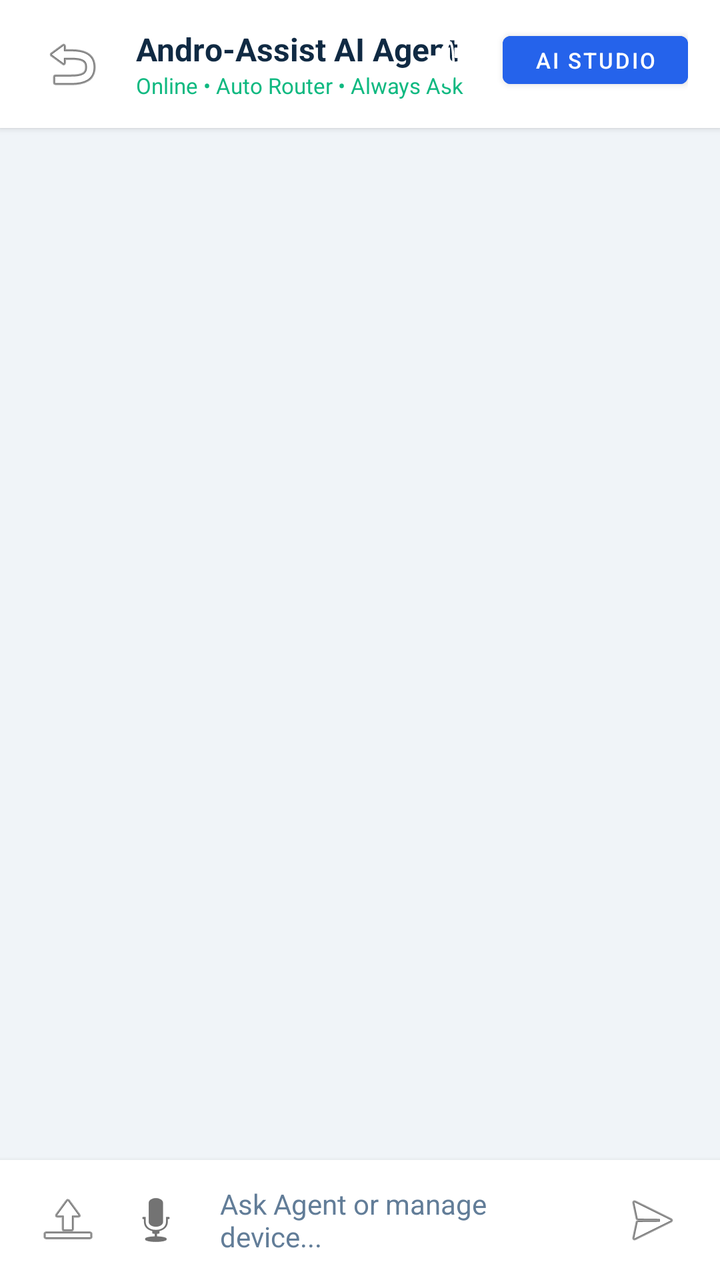
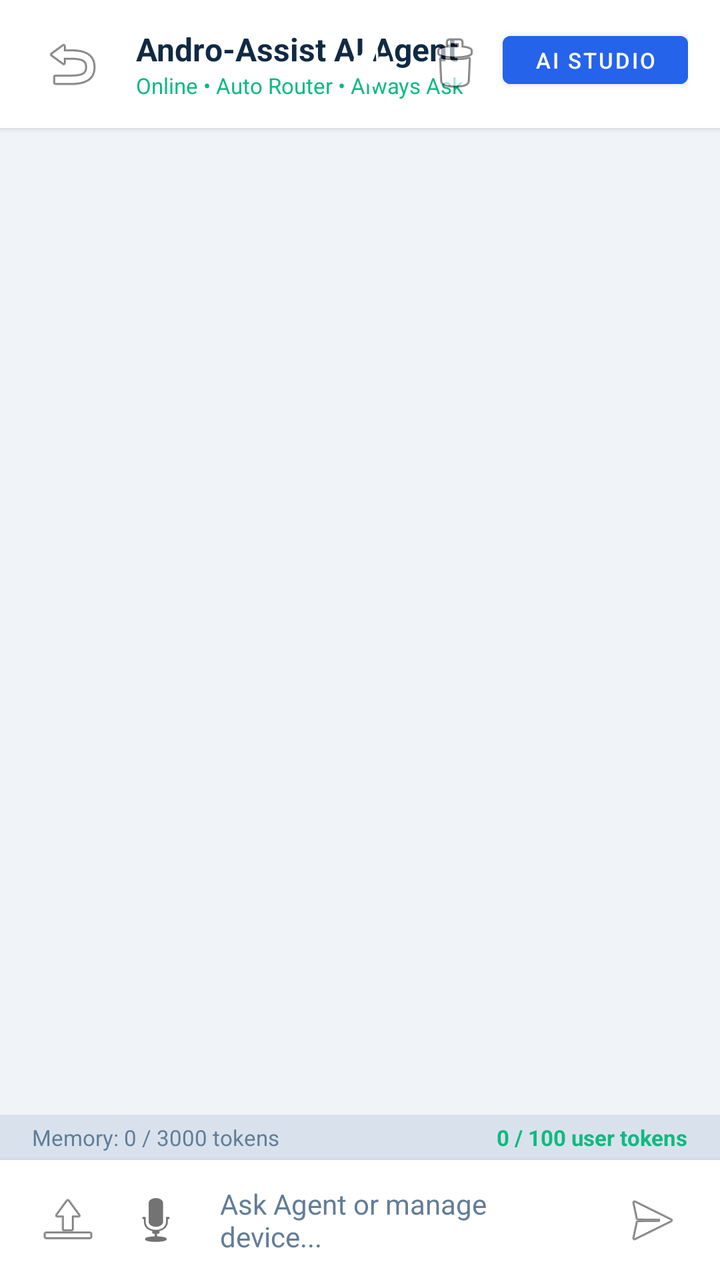

Two renders of the same Android screen: before a commit and after it. Below are the layout's source before the change and the commit's diff.
<!-- AndroidManifest.xml: application theme Theme.AndroAssist -->
<!-- res/layout/activity_chat.xml -->
<?xml version="1.0" encoding="utf-8"?>
<LinearLayout xmlns:android="http://schemas.android.com/apk/res/android"
    xmlns:app="http://schemas.android.com/apk/res-auto"
    android:layout_width="match_parent"
    android:layout_height="match_parent"
    android:orientation="vertical"
    android:background="@color/bg_canvas">

    
    <RelativeLayout
        android:layout_width="match_parent"
        android:layout_height="64dp"
        android:paddingStart="16dp"
        android:paddingEnd="16dp"
        android:background="@color/surface_card"
        android:elevation="2dp">

        <ImageButton
            android:id="@+id/btnBack"
            android:layout_width="40dp"
            android:layout_height="40dp"
            android:layout_centerVertical="true"
            android:background="?attr/selectableItemBackgroundBorderless"
            android:src="@android:drawable/ic_menu_revert"
            android:contentDescription="Back" />

        <LinearLayout
            android:layout_width="wrap_content"
            android:layout_height="wrap_content"
            android:layout_toEndOf="@id/btnBack"
            android:layout_centerVertical="true"
            android:layout_marginStart="12dp"
            android:orientation="vertical">

            <TextView
                android:layout_width="wrap_content"
                android:layout_height="wrap_content"
                android:text="Andro-Assist AI Agent"
                android:textColor="@color/text_primary"
                android:textSize="16sp"
                android:textStyle="bold" />

            <TextView
                android:id="@+id/tvAgentSubStatus"
                android:layout_width="wrap_content"
                android:layout_height="wrap_content"
                android:text="Online • Auto Router • Always Ask"
                android:textColor="@color/accent_emerald"
                android:textSize="11sp" />
        </LinearLayout>

        
        <LinearLayout
            android:layout_width="wrap_content"
            android:layout_height="wrap_content"
            android:layout_alignParentEnd="true"
            android:layout_centerVertical="true"
            android:orientation="horizontal">

            <ImageButton
                android:id="@+id/btnTtsToggle"
                android:layout_width="40dp"
                android:layout_height="40dp"
                android:background="?attr/selectableItemBackgroundBorderless"
                android:src="@android:drawable/ic_lock_silent_mode_off"
                android:contentDescription="Toggle Voice Output" />

            <Button
                android:id="@+id/btnOpenIntegrateTab"
                android:layout_width="wrap_content"
                android:layout_height="36dp"
                android:text="AI Studio"
                android:textSize="11sp"
                android:backgroundTint="@color/accent_blue"
                android:textColor="#FFFFFF"
                android:layout_marginStart="6dp" />
        </LinearLayout>
    </RelativeLayout>

    
    <androidx.recyclerview.widget.RecyclerView
        android:id="@+id/recyclerChat"
        android:layout_width="match_parent"
        android:layout_height="0dp"
        android:layout_weight="1"
        android:paddingTop="8dp"
        android:paddingBottom="8dp"
        android:clipToPadding="false" />

    
    <RelativeLayout
        android:id="@+id/layoutAttachmentPreview"
        android:layout_width="match_parent"
        android:layout_height="wrap_content"
        android:background="@color/surface_card_stroke"
        android:paddingStart="16dp"
        android:paddingEnd="16dp"
        android:paddingTop="6dp"
        android:paddingBottom="6dp"
        android:visibility="gone">

        <TextView
            android:id="@+id/tvAttachmentName"
            android:layout_width="wrap_content"
            android:layout_height="wrap_content"
            android:layout_alignParentStart="true"
            android:layout_centerVertical="true"
            android:text="📎 Attached file"
            android:textColor="@color/text_primary"
            android:textSize="12sp" />

        <ImageButton
            android:id="@+id/btnClearAttachment"
            android:layout_width="32dp"
            android:layout_height="32dp"
            android:layout_alignParentEnd="true"
            android:layout_centerVertical="true"
            android:background="?attr/selectableItemBackgroundBorderless"
            android:src="@android:drawable/ic_menu_close_clear_cancel"
            android:contentDescription="Clear attachment" />
    </RelativeLayout>

    
    <LinearLayout
        android:layout_width="match_parent"
        android:layout_height="wrap_content"
        android:background="@color/surface_card"
        android:orientation="horizontal"
        android:gravity="center_vertical"
        android:paddingStart="12dp"
        android:paddingEnd="12dp"
        android:paddingTop="8dp"
        android:paddingBottom="8dp"
        android:elevation="4dp">

        
        <ImageButton
            android:id="@+id/btnAttachMedia"
            android:layout_width="44dp"
            android:layout_height="44dp"
            android:background="?attr/selectableItemBackgroundBorderless"
            android:src="@android:drawable/ic_menu_upload"
            android:contentDescription="Attach file or media" />

        
        <ImageButton
            android:id="@+id/btnVoiceInput"
            android:layout_width="44dp"
            android:layout_height="44dp"
            android:background="?attr/selectableItemBackgroundBorderless"
            android:src="@android:drawable/ic_btn_speak_now"
            android:contentDescription="Voice Input" />

        
        <EditText
            android:id="@+id/etMessageInput"
            android:layout_width="0dp"
            android:layout_height="wrap_content"
            android:layout_weight="1"
            android:minHeight="44dp"
            android:maxHeight="120dp"
            android:hint="Ask Agent or manage device..."
            android:textColorHint="@color/text_secondary"
            android:textColor="@color/text_primary"
            android:background="@null"
            android:paddingStart="10dp"
            android:paddingEnd="10dp"
            android:textSize="14sp"
            android:inputType="textMultiLine|textCapSentences" />

        
        <ImageButton
            android:id="@+id/btnSendMessage"
            android:layout_width="44dp"
            android:layout_height="44dp"
            android:background="?attr/selectableItemBackgroundBorderless"
            android:src="@android:drawable/ic_menu_send"
            android:contentDescription="Send Message" />
    </LinearLayout>

</LinearLayout>
<!-- resources referenced by this layout -->
<resources>
  <color name="accent_blue">#2563EB</color>
  <color name="accent_emerald">#10B981</color>
  <color name="bg_canvas">#F0F4F8</color>
  <color name="surface_card">#FFFFFF</color>
  <color name="surface_card_stroke">#D9E2EC</color>
  <color name="text_primary">#102A43</color>
  <color name="text_secondary">#627D98</color>
  <style name="Theme.AndroAssist" parent="Theme.MaterialComponents.DayNight.NoActionBar">
          <item name="colorPrimary">@color/accent_blue</item>
          <item name="colorPrimaryVariant">#1D4ED8</item>
          <item name="colorOnPrimary">#FFFFFF</item>
          <item name="colorSecondary">@color/accent_emerald</item>
          <item name="colorOnSecondary">#FFFFFF</item>
          <item name="android:colorBackground">@color/bg_canvas</item>
          <item name="android:statusBarColor">#D9E2EC</item>
          <item name="android:windowLightStatusBar">true</item>
      </style>
</resources>

<!-- the commit's change to res/layout/activity_chat.xml (unified diff, before → after) -->
@@ -65,6 +65,14 @@
                 android:src="@android:drawable/ic_lock_silent_mode_off"
                 android:contentDescription="Toggle Voice Output" />
 
+            <ImageButton
+                android:id="@+id/btnClearThread"
+                android:layout_width="40dp"
+                android:layout_height="40dp"
+                android:background="?attr/selectableItemBackgroundBorderless"
+                android:src="@android:drawable/ic_menu_delete"
+                android:contentDescription="Clear Memory Thread" />
+
             <Button
                 android:id="@+id/btnOpenIntegrateTab"
                 android:layout_width="wrap_content"
@@ -73,7 +81,7 @@
                 android:textSize="11sp"
                 android:backgroundTint="@color/accent_blue"
                 android:textColor="#FFFFFF"
-                android:layout_marginStart="6dp" />
+                android:layout_marginStart="4dp" />
         </LinearLayout>
     </RelativeLayout>
 
@@ -119,6 +127,36 @@
             android:src="@android:drawable/ic_menu_close_clear_cancel"
             android:contentDescription="Clear attachment" />
     </RelativeLayout>
+
+    
+    <LinearLayout
+        android:layout_width="match_parent"
+        android:layout_height="wrap_content"
+        android:orientation="horizontal"
+        android:paddingStart="16dp"
+        android:paddingEnd="16dp"
+        android:paddingTop="4dp"
+        android:paddingBottom="4dp"
+        android:background="@color/surface_card_stroke">
+
+        <TextView
+            android:id="@+id/tvThreadMemoryCounter"
+            android:layout_width="0dp"
+            android:layout_height="wrap_content"
+            android:layout_weight="1"
+            android:text="Memory: 0 / 3000 tokens"
+            android:textColor="@color/text_secondary"
+            android:textSize="11sp" />
+
+        <TextView
+            android:id="@+id/tvUserTokenCounter"
+            android:layout_width="wrap_content"
+            android:layout_height="wrap_content"
+            android:text="0 / 100 user tokens"
+            android:textColor="@color/accent_emerald"
+            android:textSize="11sp"
+            android:textStyle="bold" />
+    </LinearLayout>
 
     
     <LinearLayout
